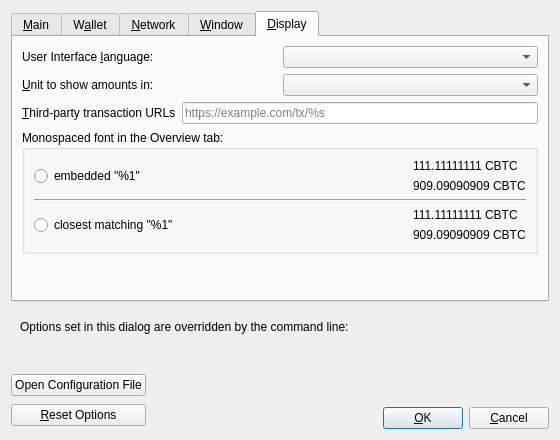
Before: the Qt Designer form src/qt/forms/optionsdialog.ui in AnduroHackathon/coordinate-node, drawn with Qt 5.
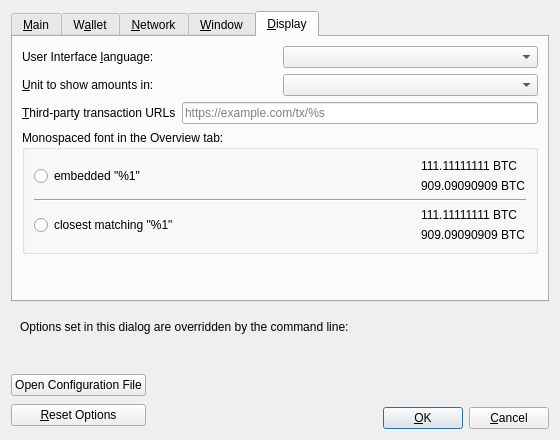
After: the same form once the commit is applied. The open tabs and pages were chosen to show the change. Custom widgets are drawn as their Qt base class.

The edit to the form file:
```diff
--- a/src/qt/forms/optionsdialog.ui
+++ b/src/qt/forms/optionsdialog.ui
@@ -804,14 +804,14 @@
               <item>
                <widget class="QLabel" name="embeddedFont_label_1">
                 <property name="text">
-                 <string notr="true">111.11111111 CBTC</string>
+                 <string notr="true">111.11111111 BTC</string>
                 </property>
                </widget>
               </item>
               <item>
                <widget class="QLabel" name="embeddedFont_label_9">
                 <property name="text">
-                 <string notr="true">909.09090909 CBTC</string>
+                 <string notr="true">909.09090909 BTC</string>
                 </property>
                </widget>
               </item>
@@ -853,14 +853,14 @@
               <item>
                <widget class="QLabel" name="systemFont_label_1">
                 <property name="text">
-                 <string notr="true">111.11111111 CBTC</string>
+                 <string notr="true">111.11111111 BTC</string>
                 </property>
                </widget>
               </item>
               <item>
                <widget class="QLabel" name="systemFont_label_9">
                 <property name="text">
-                 <string notr="true">909.09090909 CBTC</string>
+                 <string notr="true">909.09090909 BTC</string>
                 </property>
                </widget>
               </item>
```
